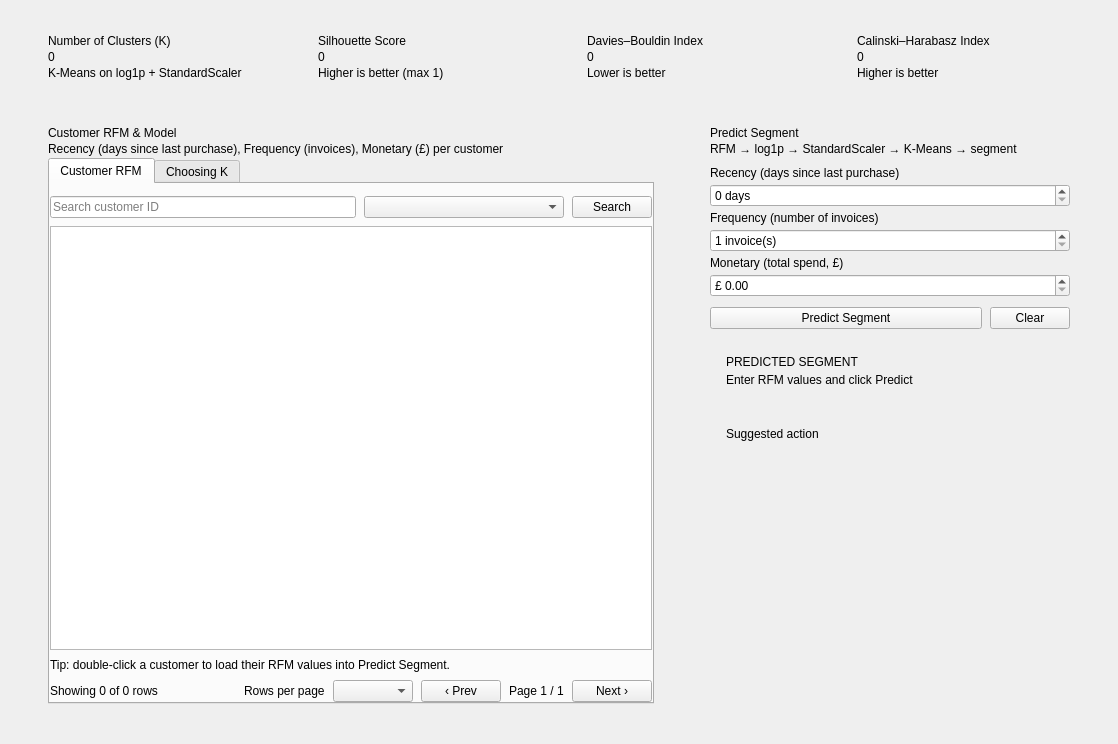
First picture: the form in ui_app/ui/pages/RfmModelPage.ui, repository Trinh186/Machine-Learning, before the edit.
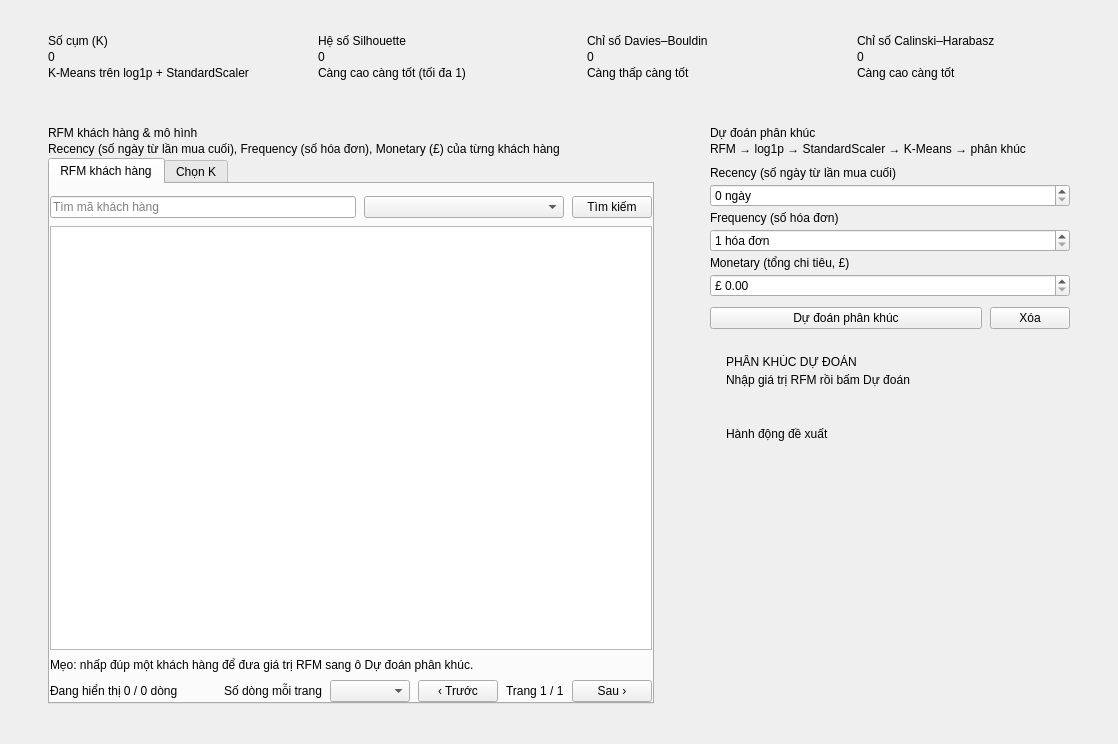
Second picture: the form after the edit.

Commit message: Vietnamese UI, one color per segment, README setup guide

```diff
--- a/ui_app/ui/pages/RfmModelPage.ui
+++ b/ui_app/ui/pages/RfmModelPage.ui
@@ -70,7 +70,7 @@
         <item>
          <widget class="QLabel" name="lblMetricKTitle">
           <property name="text">
-           <string>Number of Clusters (K)</string>
+           <string>Số cụm (K)</string>
           </property>
           <property name="cssClass" stdset="0">
            <string>kpiTitle</string>
@@ -90,7 +90,7 @@
         <item>
          <widget class="QLabel" name="lblMetricKNote">
           <property name="text">
-           <string>K-Means on log1p + StandardScaler</string>
+           <string>K-Means trên log1p + StandardScaler</string>
           </property>
           <property name="cssClass" stdset="0">
            <string>kpiNote</string>
@@ -124,7 +124,7 @@
         <item>
          <widget class="QLabel" name="lblMetricSilhouetteTitle">
           <property name="text">
-           <string>Silhouette Score</string>
+           <string>Hệ số Silhouette</string>
           </property>
           <property name="cssClass" stdset="0">
            <string>kpiTitle</string>
@@ -144,7 +144,7 @@
         <item>
          <widget class="QLabel" name="lblMetricSilhouetteNote">
           <property name="text">
-           <string>Higher is better (max 1)</string>
+           <string>Càng cao càng tốt (tối đa 1)</string>
           </property>
           <property name="cssClass" stdset="0">
            <string>kpiNote</string>
@@ -178,7 +178,7 @@
         <item>
          <widget class="QLabel" name="lblMetricDaviesBouldinTitle">
           <property name="text">
-           <string>Davies–Bouldin Index</string>
+           <string>Chỉ số Davies–Bouldin</string>
           </property>
           <property name="cssClass" stdset="0">
            <string>kpiTitle</string>
@@ -198,7 +198,7 @@
         <item>
          <widget class="QLabel" name="lblMetricDaviesBouldinNote">
           <property name="text">
-           <string>Lower is better</string>
+           <string>Càng thấp càng tốt</string>
           </property>
           <property name="cssClass" stdset="0">
            <string>kpiNote</string>
@@ -232,7 +232,7 @@
         <item>
          <widget class="QLabel" name="lblMetricCalinskiTitle">
           <property name="text">
-           <string>Calinski–Harabasz Index</string>
+           <string>Chỉ số Calinski–Harabasz</string>
           </property>
           <property name="cssClass" stdset="0">
            <string>kpiTitle</string>
@@ -252,7 +252,7 @@
         <item>
          <widget class="QLabel" name="lblMetricCalinskiNote">
           <property name="text">
-           <string>Higher is better</string>
+           <string>Càng cao càng tốt</string>
           </property>
           <property name="cssClass" stdset="0">
            <string>kpiNote</string>
@@ -305,7 +305,7 @@
         <item>
          <widget class="QLabel" name="lblRfmDataTitle">
           <property name="text">
-           <string>Customer RFM &amp; Model</string>
+           <string>RFM khách hàng &amp; mô hình</string>
           </property>
           <property name="cssClass" stdset="0">
            <string>cardTitle</string>
@@ -315,7 +315,7 @@
         <item>
          <widget class="QLabel" name="lblRfmDataSubtitle">
           <property name="text">
-           <string>Recency (days since last purchase), Frequency (invoices), Monetary (£) per customer</string>
+           <string>Recency (số ngày từ lần mua cuối), Frequency (số hóa đơn), Monetary (£) của từng khách hàng</string>
           </property>
           <property name="cssClass" stdset="0">
            <string>cardSubtitle</string>
@@ -329,7 +329,7 @@
           </property>
           <widget class="QWidget" name="tabRfmTable">
            <attribute name="title">
-            <string>Customer RFM</string>
+            <string>RFM khách hàng</string>
            </attribute>
            <layout class="QVBoxLayout" name="layoutRfmTab" stretch="0,1,0,0">
             <property name="spacing">
@@ -370,7 +370,7 @@
                  <bool>true</bool>
                 </property>
                 <property name="placeholderText">
-                 <string>Search customer ID</string>
+                 <string>Tìm mã khách hàng</string>
                 </property>
                </widget>
               </item>
@@ -387,7 +387,7 @@
               <item>
                <widget class="QPushButton" name="btnRfmSearch">
                 <property name="text">
-                 <string>Search</string>
+                 <string>Tìm kiếm</string>
                 </property>
                 <property name="cssClass" stdset="0">
                  <string>primary</string>
@@ -424,7 +424,7 @@
             <item>
              <widget class="QLabel" name="lblRfmHint">
               <property name="text">
-               <string>Tip: double-click a customer to load their RFM values into Predict Segment.</string>
+               <string>Mẹo: nhấp đúp một khách hàng để đưa giá trị RFM sang ô Dự đoán phân khúc.</string>
               </property>
               <property name="cssClass" stdset="0">
                <string>hint</string>
@@ -451,7 +451,7 @@
               <item>
                <widget class="QLabel" name="lblRfmSummary">
                 <property name="text">
-                 <string>Showing 0 of 0 rows</string>
+                 <string>Đang hiển thị 0 / 0 dòng</string>
                 </property>
                 <property name="cssClass" stdset="0">
                  <string>cardSubtitle</string>
@@ -474,7 +474,7 @@
               <item>
                <widget class="QLabel" name="lblRfmPageSizeCaption">
                 <property name="text">
-                 <string>Rows per page</string>
+                 <string>Số dòng mỗi trang</string>
                 </property>
                 <property name="cssClass" stdset="0">
                  <string>cardSubtitle</string>
@@ -494,7 +494,7 @@
               <item>
                <widget class="QPushButton" name="btnRfmPrevPage">
                 <property name="text">
-                 <string>‹ Prev</string>
+                 <string>‹ Trước</string>
                 </property>
                 <property name="cssClass" stdset="0">
                  <string>secondary</string>
@@ -504,7 +504,7 @@
               <item>
                <widget class="QLabel" name="lblRfmPageInfo">
                 <property name="text">
-                 <string>Page 1 / 1</string>
+                 <string>Trang 1 / 1</string>
                 </property>
                 <property name="cssClass" stdset="0">
                  <string>pageInfo</string>
@@ -514,7 +514,7 @@
               <item>
                <widget class="QPushButton" name="btnRfmNextPage">
                 <property name="text">
-                 <string>Next ›</string>
+                 <string>Sau ›</string>
                 </property>
                 <property name="cssClass" stdset="0">
                  <string>secondary</string>
@@ -527,7 +527,7 @@
           </widget>
           <widget class="QWidget" name="tabChooseK">
            <attribute name="title">
-            <string>Choosing K</string>
+            <string>Chọn K</string>
            </attribute>
            <layout class="QVBoxLayout" name="layoutChooseKTab" stretch="0,1">
             <property name="spacing">
@@ -676,7 +676,7 @@
         <item>
          <widget class="QLabel" name="lblPredictTitle">
           <property name="text">
-           <string>Predict Segment</string>
+           <string>Dự đoán phân khúc</string>
           </property>
           <property name="cssClass" stdset="0">
            <string>cardTitle</string>
@@ -686,7 +686,7 @@
         <item>
          <widget class="QLabel" name="lblPredictSubtitle">
           <property name="text">
-           <string>RFM → log1p → StandardScaler → K-Means → segment</string>
+           <string>RFM → log1p → StandardScaler → K-Means → phân khúc</string>
           </property>
           <property name="cssClass" stdset="0">
            <string>cardSubtitle</string>
@@ -729,7 +729,7 @@
           <item>
            <widget class="QLabel" name="lblRecencyCaption">
             <property name="text">
-             <string>Recency (days since last purchase)</string>
+             <string>Recency (số ngày từ lần mua cuối)</string>
             </property>
             <property name="cssClass" stdset="0">
              <string>fieldLabel</string>
@@ -742,14 +742,14 @@
              <number>3650</number>
             </property>
             <property name="suffix">
-             <string> days</string>
+             <string> ngày</string>
             </property>
            </widget>
           </item>
           <item>
            <widget class="QLabel" name="lblFrequencyCaption">
             <property name="text">
-             <string>Frequency (number of invoices)</string>
+             <string>Frequency (số hóa đơn)</string>
             </property>
             <property name="cssClass" stdset="0">
              <string>fieldLabel</string>
@@ -765,14 +765,14 @@
              <number>10000</number>
             </property>
             <property name="suffix">
-             <string> invoice(s)</string>
+             <string> hóa đơn</string>
             </property>
            </widget>
           </item>
           <item>
            <widget class="QLabel" name="lblMonetaryCaption">
             <property name="text">
-             <string>Monetary (total spend, £)</string>
+             <string>Monetary (tổng chi tiêu, £)</string>
             </property>
             <property name="cssClass" stdset="0">
              <string>fieldLabel</string>
@@ -831,7 +831,7 @@
             <item>
              <widget class="QPushButton" name="btnPredict">
               <property name="text">
-               <string>Predict Segment</string>
+               <string>Dự đoán phân khúc</string>
               </property>
               <property name="cssClass" stdset="0">
                <string>primary</string>
@@ -841,7 +841,7 @@
             <item>
              <widget class="QPushButton" name="btnClearPredict">
               <property name="text">
-               <string>Clear</string>
+               <string>Xóa</string>
               </property>
               <property name="cssClass" stdset="0">
                <string>secondary</string>
@@ -892,7 +892,7 @@
            <item>
             <widget class="QLabel" name="lblResultCaption">
              <property name="text">
-              <string>PREDICTED SEGMENT</string>
+              <string>PHÂN KHÚC DỰ ĐOÁN</string>
              </property>
              <property name="cssClass" stdset="0">
               <string>resultCaption</string>
@@ -902,7 +902,7 @@
            <item>
             <widget class="QLabel" name="lblResultSegment">
              <property name="text">
-              <string>Enter RFM values and click Predict</string>
+              <string>Nhập giá trị RFM rồi bấm Dự đoán</string>
              </property>
              <property name="wordWrap">
               <bool>true</bool>
@@ -941,7 +941,7 @@
            <item>
             <widget class="QLabel" name="lblResultStrategyTitle">
              <property name="text">
-              <string>Suggested action</string>
+              <string>Hành động đề xuất</string>
              </property>
              <property name="cssClass" stdset="0">
               <string>resultCaption</string>
```
Left out of the diff: 6 changed lines with no effect on the pictures. The commit also changes 29 other files.
